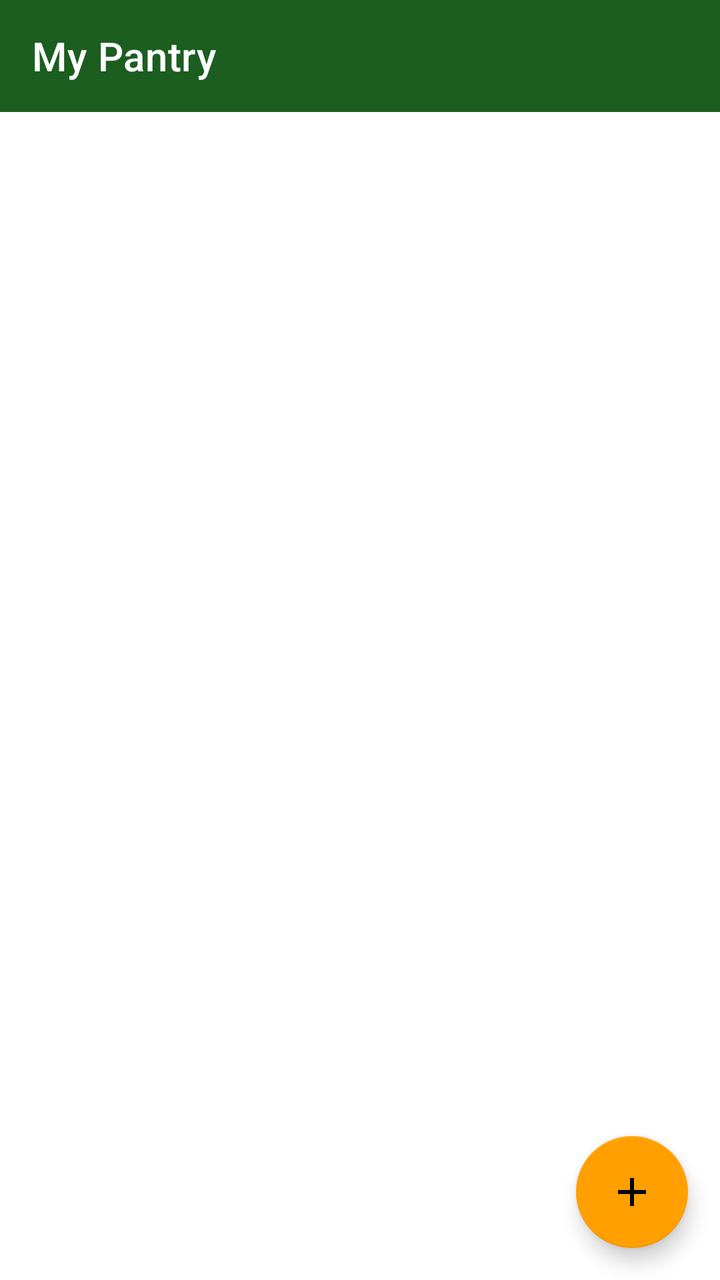
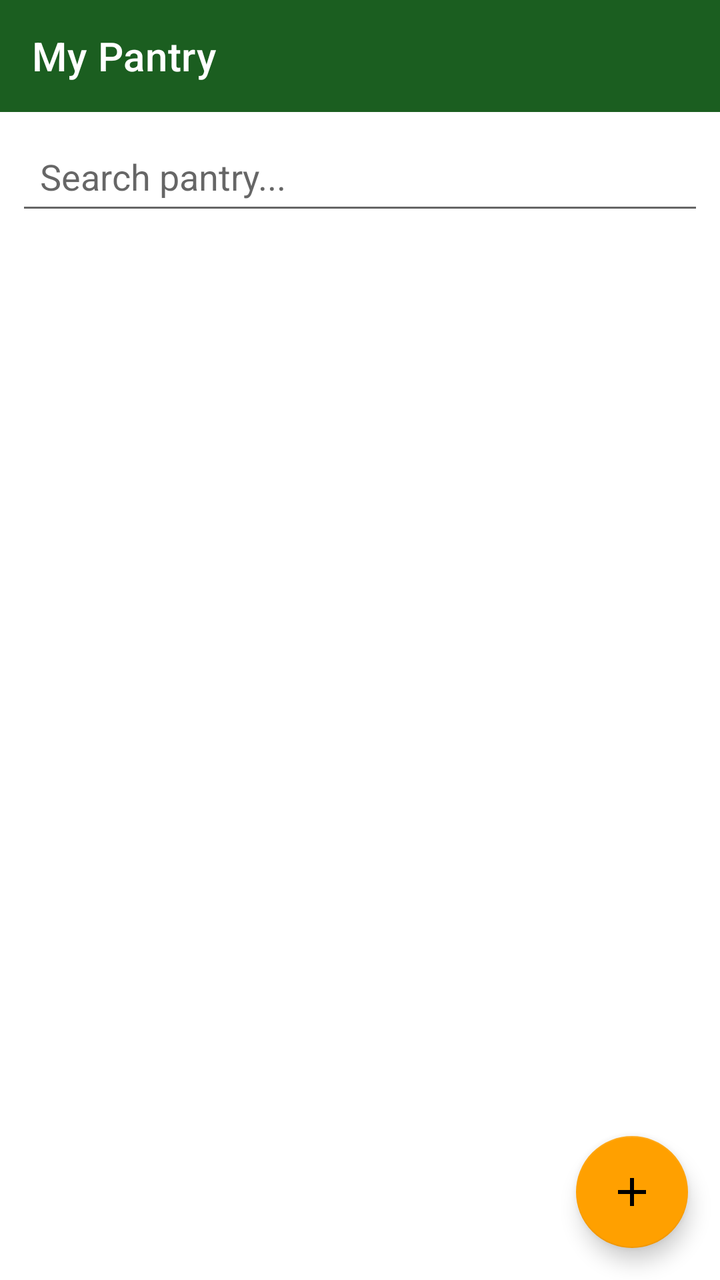

Compare the two renders of this Android layout. The source of the first and the diff that turns it into the second are given below.
<!-- AndroidManifest.xml: application theme Theme.SmartPantryManager -->
<!-- res/layout/activity_pantry_list.xml -->
<?xml version="1.0" encoding="utf-8"?>
<androidx.coordinatorlayout.widget.CoordinatorLayout
    xmlns:android="http://schemas.android.com/apk/res/android"
    xmlns:app="http://schemas.android.com/apk/res-auto"
    android:layout_width="match_parent"
    android:layout_height="match_parent">

    <LinearLayout
        android:layout_width="match_parent"
        android:layout_height="match_parent"
        android:orientation="vertical">

        <com.google.android.material.appbar.MaterialToolbar
            android:id="@+id/toolbar"
            android:layout_width="match_parent"
            android:layout_height="?attr/actionBarSize"
            android:background="@color/green_700"
            app:title="@string/title_pantry"
            app:titleTextColor="@color/white" />

        <FrameLayout
            android:layout_width="match_parent"
            android:layout_height="match_parent">

            <androidx.recyclerview.widget.RecyclerView
                android:id="@+id/recyclerPantry"
                android:layout_width="match_parent"
                android:layout_height="match_parent"
                android:clipToPadding="false"
                android:paddingBottom="88dp" />

            <TextView
                android:id="@+id/textEmpty"
                android:layout_width="wrap_content"
                android:layout_height="wrap_content"
                android:layout_gravity="center"
                android:layout_margin="@dimen/spacing_large"
                android:gravity="center"
                android:text="@string/empty_pantry"
                android:textColor="@color/grey_600"
                android:textSize="@dimen/text_body"
                android:visibility="gone" />

        </FrameLayout>

    </LinearLayout>

    <com.google.android.material.floatingactionbutton.FloatingActionButton
        android:id="@+id/fabAdd"
        android:layout_width="wrap_content"
        android:layout_height="wrap_content"
        android:layout_gravity="bottom|end"
        android:layout_margin="@dimen/spacing_medium"
        android:contentDescription="@string/action_add_ingredient"
        android:src="@drawable/ic_add"
        app:backgroundTint="@color/amber_500" />

</androidx.coordinatorlayout.widget.CoordinatorLayout>
<!-- resources referenced by this layout -->
<resources>
  <color name="amber_500">#FFA000</color>
  <color name="green_700">#1B5E20</color>
  <color name="grey_600">#757575</color>
  <color name="white">#FFFFFF</color>
  <dimen name="spacing_large">24dp</dimen>
  <dimen name="spacing_medium">16dp</dimen>
  <dimen name="text_body">16sp</dimen>
  <!-- drawable ic_add (drawable) -->
  <?xml version="1.0" encoding="utf-8"?>
  <vector xmlns:android="http://schemas.android.com/apk/res/android"
      android:width="24dp"
      android:height="24dp"
      android:viewportWidth="24"
      android:viewportHeight="24"
      android:tint="@color/white">
      <path
          android:fillColor="@android:color/white"
          android:pathData="M19,13h-6v6h-2v-6H5v-2h6V5h2v6h6v2z" />
  </vector>
  <string name="action_add_ingredient">Add ingredient</string>
  <string name="empty_pantry">Your pantry is empty. Tap + to add ingredients.</string>
  <string name="title_pantry">My Pantry</string>
  <style name="Theme.SmartPantryManager" parent="Theme.MaterialComponents.DayNight.DarkActionBar">
          <item name="colorPrimary">@color/green_700</item>
          <item name="colorPrimaryVariant">@color/green_500</item>
          <item name="colorOnPrimary">@color/white</item>
          <item name="colorSecondary">@color/amber_500</item>
          <item name="colorOnSecondary">@color/black</item>
          <item name="android:statusBarColor">@color/green_700</item>
      </style>
  <color name="green_500">#2E7D32</color>
  <color name="black">#FF000000</color>
</resources>

<!-- the commit's change to res/layout/activity_pantry_list.xml (unified diff, before → after) -->
@@ -22,12 +22,28 @@
             android:layout_width="match_parent"
             android:layout_height="match_parent">
 
-            <androidx.recyclerview.widget.RecyclerView
-                android:id="@+id/recyclerPantry"
+            <LinearLayout
                 android:layout_width="match_parent"
                 android:layout_height="match_parent"
-                android:clipToPadding="false"
-                android:paddingBottom="88dp" />
+                android:orientation="vertical">
+
+                <EditText
+                    android:id="@+id/editSearch"
+                    android:layout_width="match_parent"
+                    android:layout_height="wrap_content"
+                    android:layout_margin="@dimen/spacing_small"
+                    android:hint="Search pantry..."
+                    android:inputType="text|textCapWords"
+                    android:padding="12dp" />
+
+                <androidx.recyclerview.widget.RecyclerView
+                    android:id="@+id/recyclerPantry"
+                    android:layout_width="match_parent"
+                    android:layout_height="match_parent"
+                    android:clipToPadding="false"
+                    android:paddingBottom="88dp" />
+
+            </LinearLayout>
 
             <TextView
                 android:id="@+id/textEmpty"
<!-- resource entries referenced after the edit -->
@@ -6,6 +6,7 @@
   <color name="white">#FFFFFF</color>
   <dimen name="spacing_large">24dp</dimen>
   <dimen name="spacing_medium">16dp</dimen>
+  <dimen name="spacing_small">8dp</dimen>
   <dimen name="text_body">16sp</dimen>
   <!-- drawable ic_add (drawable) -->
   <?xml version="1.0" encoding="utf-8"?>
